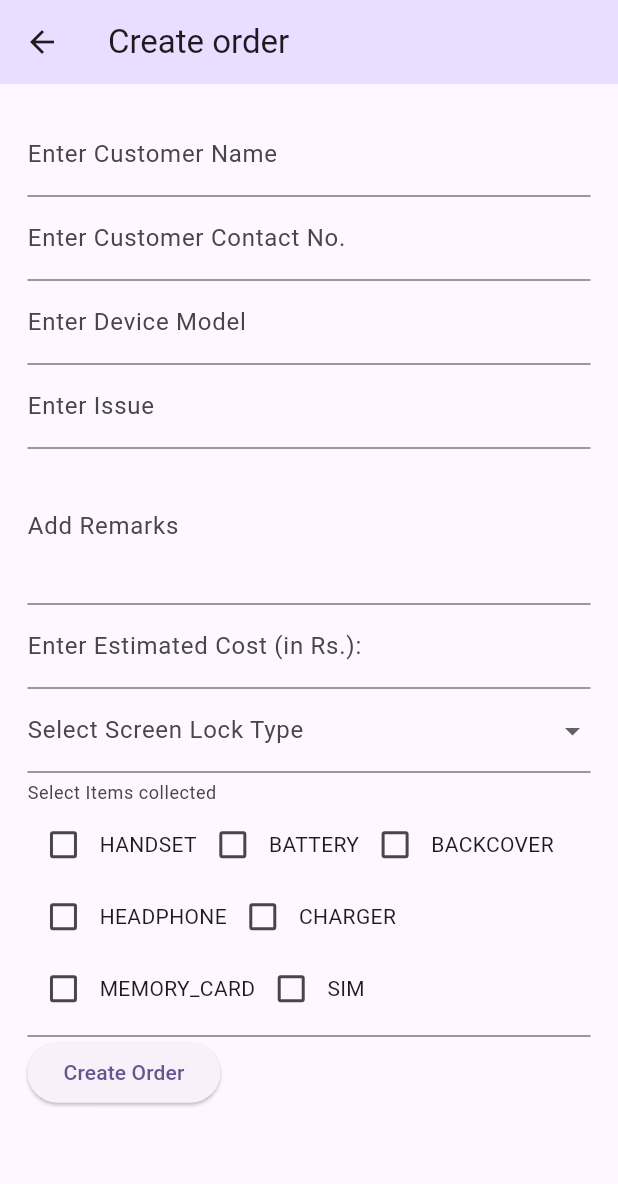
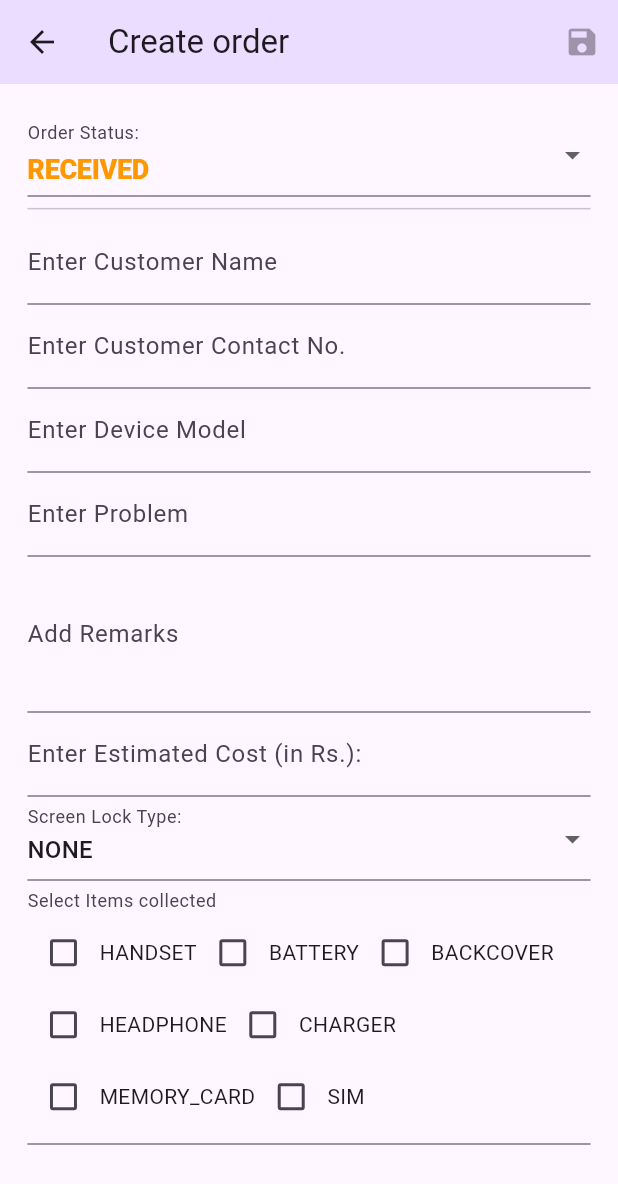
Before and after one commit to the-loudspeaker/vandana_app, a Flutter app: the EditOrderScreen screen opened directly, on a phone screen of 412 x 824 dp. Shown: the top 1184 px of the screen. Run offline on Flutter 3.47's test engine with Material 3 defaults, Android fonts, the phone set to English and light mode, and no system bars; drawn by our look-alikes of flutter_form_builder; our stand-ins replace flutter_screenutil, result_dart, shared_preferences, supabase_flutter; accounts and stored records are empty; Roboto replaces fonts that are missing (Monsterrat).

Commit message:
feat: Complete order details screen. refactor: Save button placement on edit screen.

```diff
--- a/lib/model/order_entity.dart
+++ b/lib/model/order_entity.dart
@@ -12,7 +12,7 @@ class Order {
   final num estimatedCost;
   final num? actualCost;
   final num? advanceAmount;
-  final String remarks;
+  final String? remarks;
   final String status;
   final String screenlockType;
   final String screenlock;
@@ -33,7 +33,7 @@ class Order {
     required this.estimatedCost,
     this.actualCost,
     this.advanceAmount,
-    required this.remarks,
+    this.remarks,
     required this.status,
     required this.screenlockType,
     required this.screenlock,
--- a/lib/pages/edit_order.dart
+++ b/lib/pages/edit_order.dart
@@ -4,6 +4,7 @@ import 'package:flutter_screenutil/flutter_screenutil.dart';
 import 'package:vandana_app/model/order_entity.dart';
 import 'package:vandana_app/network/order_service.dart';
 import 'package:vandana_app/pages/order_details.dart';
+import 'package:vandana_app/utils/custom_fonts.dart';
 import 'package:vandana_app/utils/utils.dart';
 
 class EditOrderScreen extends StatefulWidget {
@@ -16,13 +17,14 @@ class EditOrderScreen extends StatefulWidget {
 
 class _EditOrderScreenState extends State<EditOrderScreen> {
   bool isExistingOrder = false;
+  OrderState? orderState = OrderState.RECEIVED;
   String? customerName;
   num? customerContact;
   String? model;
   String? issueDescription;
   String? remarks;
   num? estimatedCost;
-  ScreenLockType? screenLockType;
+  ScreenLockType? screenLockType = ScreenLockType.NONE;
   String? screenLock;
   List<ItemType> itemsList = List.empty(growable: true);
   final TextEditingController _estimatedCostController =
@@ -34,14 +36,19 @@ class _EditOrderScreenState extends State<EditOrderScreen> {
   void initState() {
     isExistingOrder = widget.givenOrder != null;
     if (isExistingOrder) {
+      orderState = OrderState.fromString(widget.givenOrder!.status);
       customerName = widget.givenOrder?.customerName;
       customerContact = widget.givenOrder?.customerContact;
       model = widget.givenOrder?.model;
       issueDescription = widget.givenOrder?.issueDescription;
       remarks = widget.givenOrder?.remarks;
       estimatedCost = widget.givenOrder?.estimatedCost;
+      try {
         screenLockType =
-          ScreenLockType.fromString(widget.givenOrder?.screenlockType);
+            ScreenLockType.fromString(widget.givenOrder!.screenlockType);
+      } on Exception {
+        screenLockType = ScreenLockType.NONE;
+      }
       screenLock = widget.givenOrder?.screenlock;
       itemsList = widget.givenOrder?.itemsList
               .map((e) => ItemType.fromString(e))
@@ -60,12 +67,44 @@ class _EditOrderScreenState extends State<EditOrderScreen> {
           isExistingOrder
               ? "Edit Order no. ${widget.givenOrder?.jobId}"
               : "Create order",
-          context),
-      body: Padding(
+          context,
+          actions: [
+            IconButton(
+                onPressed: showButton()
+                    ? isExistingOrder
+                        ? updateOrder
+                        : createOrder
+                    : null,
+                icon: const Icon(Icons.save))
+          ]),
+      body: SingleChildScrollView(
+        child: Padding(
           padding: EdgeInsets.symmetric(vertical: 16.h, horizontal: 16.w),
           child: Column(
             crossAxisAlignment: CrossAxisAlignment.start,
+            mainAxisSize: MainAxisSize.min,
             children: [
+              FormBuilderDropdown<OrderState>(
+                  name: "Order Status",
+                  initialValue: orderState,
+                  decoration: InputDecoration(
+                      labelText: orderState == null
+                          ? "Select Order Status"
+                          : "Order Status:"),
+                  items: OrderState.values
+                      .map((e) => DropdownMenuItem(
+                            value: e,
+                            child: Text(e.name,
+                                style: MontserratFont.heading4
+                                    .copyWith(color: getOrderColor(e.name))),
+                          ))
+                      .toList(),
+                  onChanged: (value) {
+                    setState(() {
+                      orderState = value ?? OrderState.RECEIVED;
+                    });
+                  }),
+              const Divider(),
               FormBuilderTextField(
                   initialValue: customerName,
                   name: 'Customer Name',
@@ -131,8 +170,8 @@ class _EditOrderScreenState extends State<EditOrderScreen> {
                   },
                   decoration: InputDecoration(
                       labelText: isNullOREmpty(issueDescription)
-                        ? "Enter Issue"
-                        : "Issue:"),
+                          ? "Enter Problem"
+                          : "Problem:"),
                   keyboardType: TextInputType.text,
                   autovalidateMode: AutovalidateMode.onUnfocus,
                   autocorrect: false),
@@ -220,7 +259,7 @@ class _EditOrderScreenState extends State<EditOrderScreen> {
                               : TextInputType.text,
                       autovalidateMode: AutovalidateMode.onUnfocus,
                       autocorrect: false,
-                    autofocus: true)
+                      autofocus: false)
                   : const SizedBox(),
               FormBuilderCheckboxGroup(
                 name: "Items Collected",
@@ -240,20 +279,27 @@ class _EditOrderScreenState extends State<EditOrderScreen> {
                     labelText: itemsList.isEmpty
                         ? "Select Items collected"
                         : "Items Collected"),
+              )
+            ],
           ),
-            ElevatedButton(
-                onPressed: isExistingOrder ? updateOrder : createOrder,
-                child:
-                    Text(isExistingOrder ? "Confirm changes" : "Create Order"))
-          ],
         ),
       ),
     );
   }
 
+  bool showButton() {
+    return !isNullOREmpty(customerName) &&
+        !isNullOREmpty(customerContact.toString()) &&
+        !isNullOREmpty(model) &&
+        !isNullOREmpty(issueDescription) &&
+        !isNullOREmpty(estimatedCost.toString()) &&
+        itemsList.isNotEmpty;
+  }
+
   void updateOrder() async {
     //create a map from fields.
     Map<dynamic, dynamic> fieldsMap = {
+      'status': orderState!.name,
       'customer_name': customerName,
       'customer_contact': customerContact.toString(),
       'model': model,
@@ -284,6 +330,7 @@ class _EditOrderScreenState extends State<EditOrderScreen> {
   void createOrder() async {
     //create a map from fields.
     Map<dynamic, dynamic> fieldsMap = {
+      'status': orderState!.name,
       'customer_name': customerName,
       'customer_contact': customerContact.toString(),
       'model': model,
@@ -299,7 +346,7 @@ class _EditOrderScreenState extends State<EditOrderScreen> {
     res.onSuccess((success) {
       ScaffoldMessenger.of(context).clearSnackBars();
       ScaffoldMessenger.of(context).showSnackBar(SnackBar(
-        content: Text("Order created! JobId: ${success.jobId}"),
+        content: Text("Order created! Order No.: ${success.jobId}"),
       ));
       Navigator.push(context, MaterialPageRoute(builder: (context) {
         return OrderDetailsPage(orderId: success.id, jobId: success.jobId!);
--- a/lib/pages/orders_page.dart
+++ b/lib/pages/orders_page.dart
@@ -26,13 +26,15 @@ class _ViewOrdersPageState extends State<ViewOrdersPage> {
 
   @override
   Widget build(BuildContext context) {
-    return Scaffold(
+    return PopScope(
+      child: Scaffold(
         appBar: customAppBar("Orders", context),
         body: !isLoading
             ? RefreshIndicator(
                 onRefresh: fetchOrdersBg,
                 child: OrderList(orders: orders, callback: () => fetchOrdersBg()))
             : const Center(child: CircularProgressIndicator()),
+      ),
     );
   }
 
--- a/lib/utils/utils.dart
+++ b/lib/utils/utils.dart
@@ -4,10 +4,12 @@ import 'package:flutter/material.dart';
 import 'package:flutter_screenutil/flutter_screenutil.dart';
 import 'package:vandana_app/utils/custom_fonts.dart';
 
-AppBar customAppBar(String title, BuildContext context) {
+AppBar customAppBar(String title, BuildContext context,
+    {List<Widget>? actions}) {
   return AppBar(
     title: Text(title),
     backgroundColor: Theme.of(context).colorScheme.primaryContainer,
+    actions: actions,
   );
 }
 
@@ -137,7 +139,7 @@ enum OrderState {
 enum ScreenLockType {
   NONE,
   PASSWORD,
-  PATTERN,
+  // PATTERN,
   PIN;
 
   factory ScreenLockType.fromString(String? value) {
@@ -147,8 +149,8 @@ enum ScreenLockType {
         return ScreenLockType.NONE;
       case 'PASSWORD':
         return ScreenLockType.PASSWORD;
-      case 'PATTERN':
-        return ScreenLockType.PATTERN;
+      // case 'PATTERN':
+      //   return ScreenLockType.PATTERN;
       case 'PIN':
         return ScreenLockType.PIN;
       default:
```
Also changed, not shown: lib/network/order_service.dart (+14 -13 lines), lib/pages/order_details.dart (+136 -37 lines), lib/utils/pattern_lock_page.dart (added, +130 -0 lines). Lines whose indentation alone changed are shown as unchanged.
